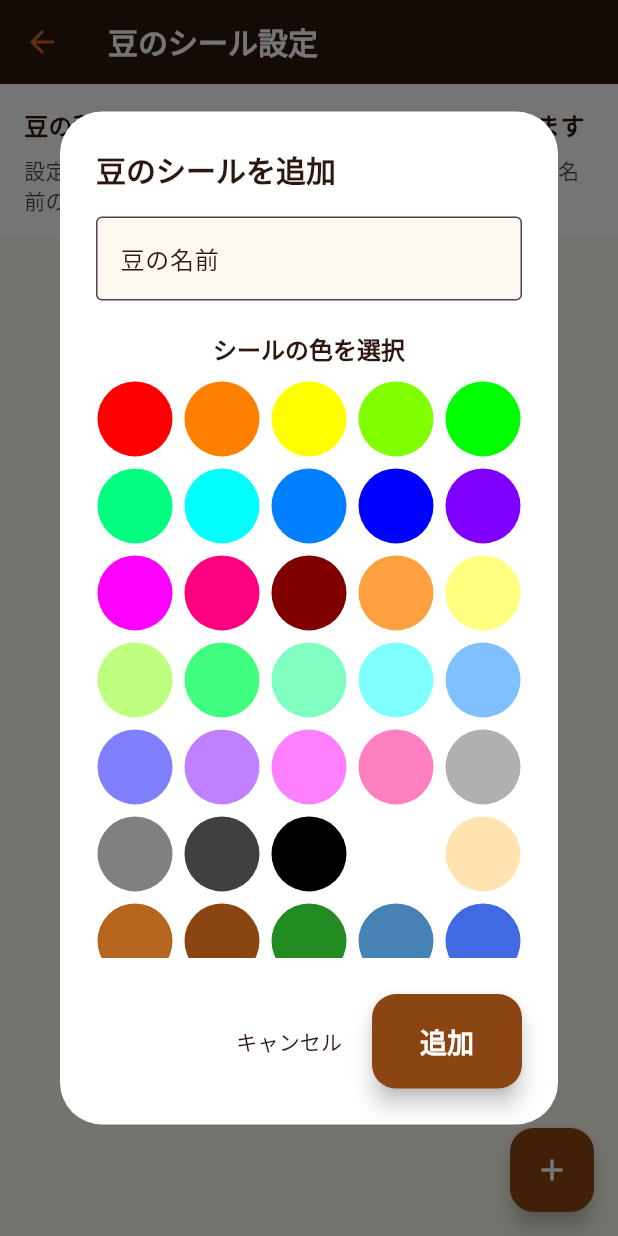
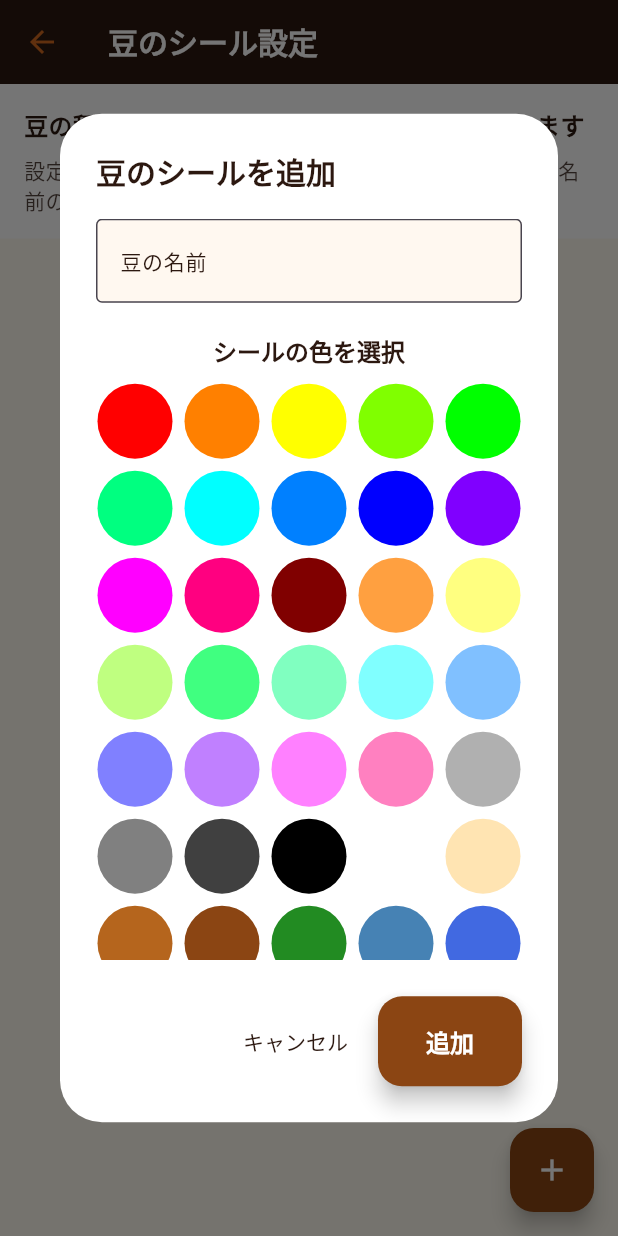
Before and after one commit to IKcoding-jp/Roast-Plus, a Flutter app: the BeanStickerSettingsPage screen opened directly, after a tap on the "add" icon, on a phone screen of 412 x 824 dp. Run offline on Flutter 3.47's test engine with Material 3 defaults, Android fonts, the phone set to English and light mode, and no system bars; our stand-ins replace audioplayers, cloud_firestore, firebase_auth, firebase_core, firebase_storage, flutter_colorpicker and 7 more; missing offline and left inert: dart:html; accounts and stored records are empty; Roboto replaces fonts that are missing (Noto Sans JP).

Commit message:
豆シール設定、サウンド設定のフォントを適応するように修正。

```diff
--- a/lib/pages/settings/bean_sticker_settings_page.dart
+++ b/lib/pages/settings/bean_sticker_settings_page.dart
@@ -120,23 +120,25 @@ class _BeanStickerSettingsPageState extends State<BeanStickerSettingsPage> {
     showDialog(
       context: context,
       builder: (context) => StatefulBuilder(
-        builder: (context, setDialogState) => Center(
+        builder: (context, setDialogState) {
+          final dialogTheme = Provider.of<ThemeSettings>(context);
+          return Center(
             child: ConstrainedBox(
-            constraints: BoxConstraints(
+              constraints: const BoxConstraints(
                 maxWidth: 500, // Web版での最大幅を制限
               ),
               child: AlertDialog(
-              backgroundColor: Provider.of<ThemeSettings>(
-                context,
-              ).dialogBackgroundColor,
+                backgroundColor: dialogTheme.dialogBackgroundColor,
                 titleTextStyle: TextStyle(
-                color: Provider.of<ThemeSettings>(context).dialogTextColor,
-                fontSize: 20,
+                  color: dialogTheme.dialogTextColor,
+                  fontSize: 20 * dialogTheme.fontSizeScale,
                   fontWeight: FontWeight.bold,
+                  fontFamily: dialogTheme.fontFamily,
                 ),
                 contentTextStyle: TextStyle(
-                color: Provider.of<ThemeSettings>(context).dialogTextColor,
-                fontSize: 16,
+                  color: dialogTheme.dialogTextColor,
+                  fontSize: 16 * dialogTheme.fontSizeScale,
+                  fontFamily: dialogTheme.fontFamily,
                 ),
                 title: Text(sticker == null ? '豆のシールを追加' : '豆のシールを編集'),
                 content: ConstrainedBox(
@@ -149,40 +151,37 @@ class _BeanStickerSettingsPageState extends State<BeanStickerSettingsPage> {
                       children: [
                         TextField(
                           controller: _beanNameController,
+                          style: TextStyle(
+                            color: dialogTheme.dialogTextColor,
+                            fontFamily: dialogTheme.fontFamily,
+                            fontSize: 16 * dialogTheme.fontSizeScale,
+                          ),
                           decoration: InputDecoration(
                             labelText: '豆の名前',
                             labelStyle: TextStyle(
-                            color: Provider.of<ThemeSettings>(
-                              context,
-                            ).dialogTextColor,
+                              color: dialogTheme.dialogTextColor,
+                              fontFamily: dialogTheme.fontFamily,
+                              fontSize: 14 * dialogTheme.fontSizeScale,
                             ),
-                          border: OutlineInputBorder(),
+                            border: const OutlineInputBorder(),
                             focusedBorder: OutlineInputBorder(
                               borderSide: BorderSide(
-                              color: Provider.of<ThemeSettings>(
-                                context,
-                              ).iconColor,
+                                color: dialogTheme.iconColor,
                               ),
                             ),
                           ),
-                        style: TextStyle(
-                          color: Provider.of<ThemeSettings>(
-                            context,
-                          ).dialogTextColor,
                         ),
-                      ),
-                      SizedBox(height: 20),
+                        const SizedBox(height: 20),
                         Text(
                           'シールの色を選択',
                           style: TextStyle(
-                          color: Provider.of<ThemeSettings>(
-                            context,
-                          ).dialogTextColor,
-                          fontSize: 16,
+                            color: dialogTheme.dialogTextColor,
+                            fontSize: 16 * dialogTheme.fontSizeScale,
                             fontWeight: FontWeight.w600,
+                            fontFamily: dialogTheme.fontFamily,
                           ),
                         ),
-                      SizedBox(height: 10),
+                        const SizedBox(height: 10),
                         Wrap(
                           spacing: 8,
                           runSpacing: 8,
@@ -201,7 +200,10 @@ class _BeanStickerSettingsPageState extends State<BeanStickerSettingsPage> {
                                   color: color,
                                   shape: BoxShape.circle,
                                   border: isSelected
-                                    ? Border.all(color: Colors.white, width: 3)
+                                      ? Border.all(
+                                          color: Colors.white,
+                                          width: 3,
+                                        )
                                       : null,
                                   boxShadow: isSelected
                                       ? [
@@ -214,7 +216,7 @@ class _BeanStickerSettingsPageState extends State<BeanStickerSettingsPage> {
                                       : null,
                                 ),
                                 child: isSelected
-                                  ? Icon(
+                                    ? const Icon(
                                         Icons.check,
                                         color: Colors.white,
                                         size: 20,
@@ -232,11 +234,13 @@ class _BeanStickerSettingsPageState extends State<BeanStickerSettingsPage> {
                   TextButton(
                     onPressed: () => Navigator.pop(context),
                     style: TextButton.styleFrom(
-                    foregroundColor: Provider.of<ThemeSettings>(
-                      context,
-                    ).fontColor1,
+                      foregroundColor: dialogTheme.dialogTextColor,
+                      textStyle: TextStyle(
+                        fontFamily: dialogTheme.fontFamily,
+                        fontSize: 14 * dialogTheme.fontSizeScale,
                       ),
-                  child: Text('キャンセル'),
+                    ),
+                    child: const Text('キャンセル'),
                   ),
                   ElevatedButton(
                     onPressed: () async {
@@ -308,17 +312,21 @@ class _BeanStickerSettingsPageState extends State<BeanStickerSettingsPage> {
                       }
                     },
                     style: ElevatedButton.styleFrom(
-                    backgroundColor: Provider.of<ThemeSettings>(
-                      context,
-                    ).buttonColor,
+                      backgroundColor: dialogTheme.buttonColor,
                       foregroundColor: Colors.white,
+                      textStyle: TextStyle(
+                        fontFamily: dialogTheme.fontFamily,
+                        fontSize: 16 * dialogTheme.fontSizeScale,
+                        fontWeight: FontWeight.w600,
+                      ),
                     ),
                     child: Text(_editingSticker == null ? '追加' : '更新'),
                   ),
                 ],
               ),
             ),
-        ),
+          );
+        },
       ),
     );
   }
@@ -326,28 +334,34 @@ class _BeanStickerSettingsPageState extends State<BeanStickerSettingsPage> {
   void _deleteSticker(BeanSticker sticker) {
     showDialog(
       context: context,
-      builder: (context) => AlertDialog(
-        backgroundColor: Provider.of<ThemeSettings>(
-          context,
-        ).dialogBackgroundColor,
+      builder: (context) {
+        final dialogTheme = Provider.of<ThemeSettings>(context);
+        return AlertDialog(
+          backgroundColor: dialogTheme.dialogBackgroundColor,
           titleTextStyle: TextStyle(
-          color: Provider.of<ThemeSettings>(context).dialogTextColor,
-          fontSize: 20,
+            color: dialogTheme.dialogTextColor,
+            fontSize: 20 * dialogTheme.fontSizeScale,
             fontWeight: FontWeight.bold,
+            fontFamily: dialogTheme.fontFamily,
           ),
           contentTextStyle: TextStyle(
-          color: Provider.of<ThemeSettings>(context).dialogTextColor,
-          fontSize: 16,
+            color: dialogTheme.dialogTextColor,
+            fontSize: 16 * dialogTheme.fontSizeScale,
+            fontFamily: dialogTheme.fontFamily,
           ),
-        title: Text('削除の確認'),
+          title: const Text('削除の確認'),
           content: Text('「${sticker.beanName}」のシール設定を削除しますか？'),
           actions: [
             TextButton(
               onPressed: () => Navigator.pop(context),
               style: TextButton.styleFrom(
-              foregroundColor: Provider.of<ThemeSettings>(context).fontColor1,
+                foregroundColor: dialogTheme.fontColor1,
+                textStyle: TextStyle(
+                  fontFamily: dialogTheme.fontFamily,
+                  fontSize: 14 * dialogTheme.fontSizeScale,
                 ),
-            child: Text('キャンセル'),
+              ),
+              child: const Text('キャンセル'),
             ),
             ElevatedButton(
               onPressed: () async {
@@ -359,7 +373,10 @@ class _BeanStickerSettingsPageState extends State<BeanStickerSettingsPage> {
                   final groupId = groupProvider.groups.isNotEmpty
                       ? groupProvider.groups.first.id
                       : null;
-                await provider.deleteBeanSticker(sticker.id, groupId: groupId);
+                  await provider.deleteBeanSticker(
+                    sticker.id,
+                    groupId: groupId,
+                  );
                   navigator.pop();
                   // データを再読み込み
                   if (!mounted) return;
@@ -389,22 +406,39 @@ class _BeanStickerSettingsPageState extends State<BeanStickerSettingsPage> {
               style: ElevatedButton.styleFrom(
                 backgroundColor: Colors.red,
                 foregroundColor: Colors.white,
+                textStyle: TextStyle(
+                  fontFamily: dialogTheme.fontFamily,
+                  fontSize: 16 * dialogTheme.fontSizeScale,
+                  fontWeight: FontWeight.w600,
                 ),
-            child: Text('削除'),
+              ),
+              child: const Text('削除'),
             ),
           ],
-      ),
+        );
+      },
     );
   }
 
   @override
   Widget build(BuildContext context) {
     final themeSettings = Provider.of<ThemeSettings>(context);
+    final baseTextStyle = TextStyle(
+      fontFamily: themeSettings.fontFamily,
+      fontSize: 14 * themeSettings.fontSizeScale,
+      color: themeSettings.fontColor1,
+    );
     return Scaffold(
       appBar: AppBar(
         title: Row(
           children: [
-            Text('豆のシール設定'),
+            Text(
+              '豆のシール設定',
+              style: TextStyle(
+                fontFamily: themeSettings.fontFamily,
+                fontSize: (20 * themeSettings.fontSizeScale).clamp(16.0, 28.0),
+              ),
+            ),
             // グループ状態バッジを追加
             Consumer<GroupProvider>(
               builder: (context, groupProvider, _) {
@@ -441,24 +475,22 @@ class _BeanStickerSettingsPageState extends State<BeanStickerSettingsPage> {
                 constraints: BoxConstraints(
                   maxWidth: 600, // Web版での最大幅を制限
                 ),
+                child: DefaultTextStyle.merge(
+                  style: baseTextStyle,
                   child: Column(
                     children: [
                       // 説明文
                       Container(
                         width: double.infinity,
                         padding: EdgeInsets.all(16),
-                      color: Provider.of<ThemeSettings>(
-                        context,
-                      ).cardBackgroundColor,
+                        color: themeSettings.cardBackgroundColor,
                         child: Column(
                           crossAxisAlignment: CrossAxisAlignment.start,
                           children: [
                             Text(
                               '豆の種類ごとに色のついた丸シールを設定できます',
                               style: TextStyle(
-                              color: Provider.of<ThemeSettings>(
-                                context,
-                              ).fontColor1,
+                                color: themeSettings.fontColor1,
                                 fontSize: 16,
                                 fontWeight: FontWeight.w600,
                               ),
@@ -467,9 +499,9 @@ class _BeanStickerSettingsPageState extends State<BeanStickerSettingsPage> {
                             Text(
                               '設定したシールは、焙煎記録や作業状況記録などで豆の名前の横に表示されます',
                               style: TextStyle(
-                              color: Provider.of<ThemeSettings>(
-                                context,
-                              ).fontColor1.withValues(alpha: 0.8),
+                                color: themeSettings.fontColor1.withValues(
+                                  alpha: 0.8,
+                                ),
                                 fontSize: 14,
                               ),
                             ),
@@ -487,17 +519,15 @@ class _BeanStickerSettingsPageState extends State<BeanStickerSettingsPage> {
                                     Icon(
                                       Icons.label_outline,
                                       size: 64,
-                                    color: Provider.of<ThemeSettings>(
-                                      context,
-                                    ).fontColor1.withValues(alpha: 0.5),
+                                      color: themeSettings.fontColor1
+                                          .withValues(alpha: 0.5),
                                     ),
                                     SizedBox(height: 16),
                                     Text(
                                       'シール設定がありません',
                                       style: TextStyle(
-                                      color: Provider.of<ThemeSettings>(
-                                        context,
-                                      ).fontColor1.withValues(alpha: 0.7),
+                                        color: themeSettings.fontColor1
+                                            .withValues(alpha: 0.7),
                                         fontSize: 16,
                                       ),
                                     ),
@@ -505,9 +535,8 @@ class _BeanStickerSettingsPageState extends State<BeanStickerSettingsPage> {
                                     Text(
                                       '下のボタンから豆のシールを追加してください',
                                       style: TextStyle(
-                                      color: Provider.of<ThemeSettings>(
-                                        context,
-                                      ).fontColor1.withValues(alpha: 0.5),
+                                        color: themeSettings.fontColor1
+                                            .withValues(alpha: 0.5),
                                         fontSize: 14,
                                       ),
                                     ),
@@ -524,9 +553,7 @@ class _BeanStickerSettingsPageState extends State<BeanStickerSettingsPage> {
                                     shape: RoundedRectangleBorder(
                                       borderRadius: BorderRadius.circular(12),
                                     ),
-                                  color: Provider.of<ThemeSettings>(
-                                    context,
-                                  ).cardBackgroundColor,
+                                    color: themeSettings.cardBackgroundColor,
                                     margin: EdgeInsets.only(bottom: 12),
                                     child: ListTile(
                                       leading: Container(
@@ -540,11 +567,11 @@ class _BeanStickerSettingsPageState extends State<BeanStickerSettingsPage> {
                                       title: Text(
                                         sticker.beanName,
                                         style: TextStyle(
-                                        color: Provider.of<ThemeSettings>(
-                                          context,
-                                        ).fontColor1,
-                                        fontSize: 16,
+                                          color: themeSettings.fontColor1,
+                                          fontSize:
+                                              16 * themeSettings.fontSizeScale,
                                           fontWeight: FontWeight.w600,
+                                          fontFamily: themeSettings.fontFamily,
                                         ),
                                       ),
                                       // subtitle: Text(
@@ -562,9 +589,7 @@ class _BeanStickerSettingsPageState extends State<BeanStickerSettingsPage> {
                                           IconButton(
                                             icon: Icon(
                                               Icons.edit,
-                                            color: Provider.of<ThemeSettings>(
-                                              context,
-                                            ).iconColor,
+                                              color: themeSettings.iconColor,
                                             ),
                                             onPressed: () => _showAddEditDialog(
                                               sticker: sticker,
@@ -589,9 +614,10 @@ class _BeanStickerSettingsPageState extends State<BeanStickerSettingsPage> {
                   ),
                 ),
               ),
+            ),
       floatingActionButton: FloatingActionButton(
         onPressed: () => _showAddEditDialog(),
-        backgroundColor: Provider.of<ThemeSettings>(context).buttonColor,
+        backgroundColor: themeSettings.buttonColor,
         child: Icon(Icons.add, color: Colors.white),
       ),
     );
```
Also changed, not shown: lib/pages/settings/sound_settings_page.dart (+40 -5 lines). Lines whose indentation alone changed are shown as unchanged.
